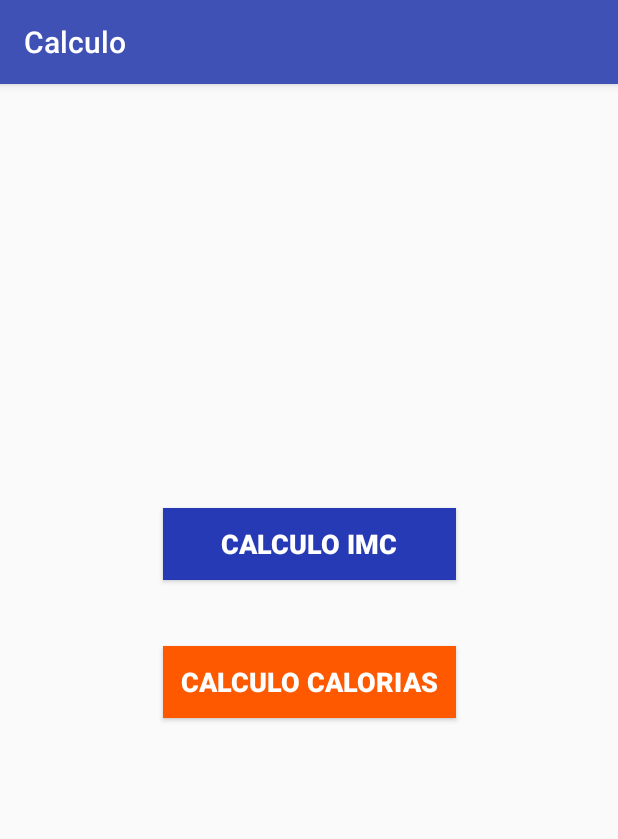
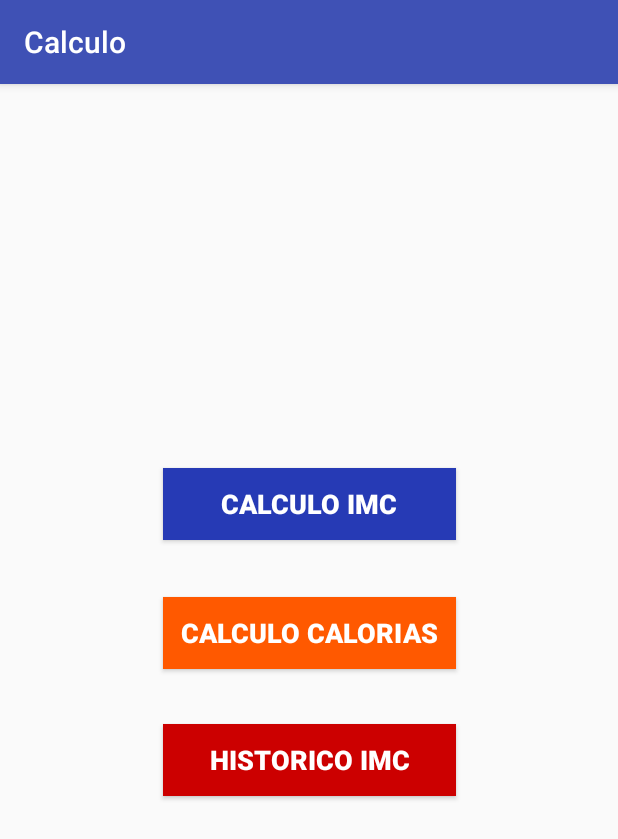
Before and after one commit to amandaviceconte/AppCalculoCaloria, an Android app: the screen it shows after launch (Home_Activity), on a phone screen of 412 x 824 dp. Shown: the top 839 px of the screen. Run offline under Robolectric (Android 15) with nearby library versions, the phone set to English and light mode, and no system bars.

Commit message:
Consulta de historico funcionando

```diff
--- a/app/src/main/AndroidManifest.xml
+++ b/app/src/main/AndroidManifest.xml
@@ -21,7 +21,8 @@
         <activity android:name=".Calculo_Calorias" />
         <activity android:name=".Activity_IMC" />
         <activity android:name=".Activity_Calorias" />
-        <activity android:name=".activity_calorias_resultado"></activity>
+        <activity android:name=".activity_calorias_resultado" />
+        <activity android:name=".Historico_IMC"></activity>
     </application>
 
 </manifest>
--- a/app/src/main/java/com/matheuseamanda/calculoimc/Home_Activity.java
+++ b/app/src/main/java/com/matheuseamanda/calculoimc/Home_Activity.java
@@ -17,22 +17,28 @@ public class Home_Activity extends AppCompatActivity {
         Button TelaHomeImcButton = (Button) findViewById(R.id.CalculoImcButton);
         TelaHomeImcButton.setOnClickListener(new View.OnClickListener() {
             @Override
-            public void onClick(View v)
-            {
+            public void onClick(View v) {
                 Intent it = new Intent(Home_Activity.this, Activity_IMC.class);
                 startActivity(it);
             }
         });
 
-        Button TelaHomeTaxaButton = (Button) findViewById(R.id.CalculoCaloriaButton);
+        Button TelaHomeTaxaButton = (Button) findViewById(R.id.calculoCaloriaButton);
         TelaHomeTaxaButton.setOnClickListener(new View.OnClickListener() {
             @Override
-            public void onClick(View v)
-            {
+            public void onClick(View v) {
                 Intent it = new Intent(Home_Activity.this, Calculo_Calorias.class);
                 startActivity(it);
             }
         });
 
+        Button TelaHistoricoIMC = (Button) findViewById(R.id.historicoIMCButton);
+        TelaHistoricoIMC.setOnClickListener(new View.OnClickListener() {
+            @Override
+            public void onClick(View v) {
+                Intent it = new Intent(Home_Activity.this, Historico_IMC.class);
+                startActivity(it);
+            }
+        });
     }
 }
--- a/app/src/main/res/layout/activity_home_.xml
+++ b/app/src/main/res/layout/activity_home_.xml
@@ -7,7 +7,23 @@
     tools:context=".Home_Activity">
 
     <Button
-        android:id="@+id/CalculoCaloriaButton"
+        android:id="@+id/historicoIMCButton"
+        android:layout_width="195dp"
+        android:layout_height="wrap_content"
+        android:background="@android:color/holo_red_dark"
+        android:text="Historico IMC"
+        android:textColor="@android:color/background_light"
+        android:textSize="18sp"
+        android:textStyle="bold"
+        app:layout_constraintBottom_toBottomOf="parent"
+        app:layout_constraintEnd_toEndOf="parent"
+        app:layout_constraintHorizontal_bias="0.502"
+        app:layout_constraintStart_toStartOf="parent"
+        app:layout_constraintTop_toTopOf="parent"
+        app:layout_constraintVertical_bias="0.593" />
+
+    <Button
+        android:id="@+id/calculoCaloriaButton"
         android:layout_width="195dp"
         android:layout_height="wrap_content"
         android:background="#ff5900"
@@ -20,7 +36,7 @@
         app:layout_constraintHorizontal_bias="0.502"
         app:layout_constraintStart_toStartOf="parent"
         app:layout_constraintTop_toTopOf="parent"
-        app:layout_constraintVertical_bias="0.52" />
+        app:layout_constraintVertical_bias="0.475" />
 
     <Button
         android:id="@+id/CalculoImcButton"
@@ -36,5 +52,5 @@
         app:layout_constraintHorizontal_bias="0.502"
         app:layout_constraintStart_toStartOf="parent"
         app:layout_constraintTop_toTopOf="parent"
-        app:layout_constraintVertical_bias="0.393" />
+        app:layout_constraintVertical_bias="0.356" />
 </android.support.constraint.ConstraintLayout>
--- a/app/src/main/res/layout/activity_resultado.xml
+++ b/app/src/main/res/layout/activity_resultado.xml
@@ -34,7 +34,7 @@
         app:layout_constraintEnd_toEndOf="parent"
         app:layout_constraintStart_toStartOf="parent"
         app:layout_constraintTop_toBottomOf="@+id/textView1"
-        app:layout_constraintVertical_bias="0.049" />
+        app:layout_constraintVertical_bias="0.07" />
 
     <LinearLayout
         android:layout_width="368dp"
--- a/app/src/main/res/values/colors.xml
+++ b/app/src/main/res/values/colors.xml
@@ -2,5 +2,5 @@
 <resources>
     <color name="colorPrimary">#3F51B5</color>
     <color name="colorPrimaryDark">#263ab5</color>
-    <color name="colorAccent">#FF4081</color>
+    <color name="colorAccent">#ffd500</color>
 </resources>
```
Also changed, not shown: app/src/main/java/com/matheuseamanda/calculoimc/BancoDeDados.java (+34 -9 lines), app/src/main/java/com/matheuseamanda/calculoimc/CalculoIMC.java (+20 -11 lines), app/src/main/java/com/matheuseamanda/calculoimc/Historico_IMC.java (added, +43 -0 lines), app/src/main/java/com/matheuseamanda/calculoimc/resultado.java (+8 -1 lines), app/src/main/res/layout/activity_historico__imc.xml (added, +38 -0 lines), 122 other files.
